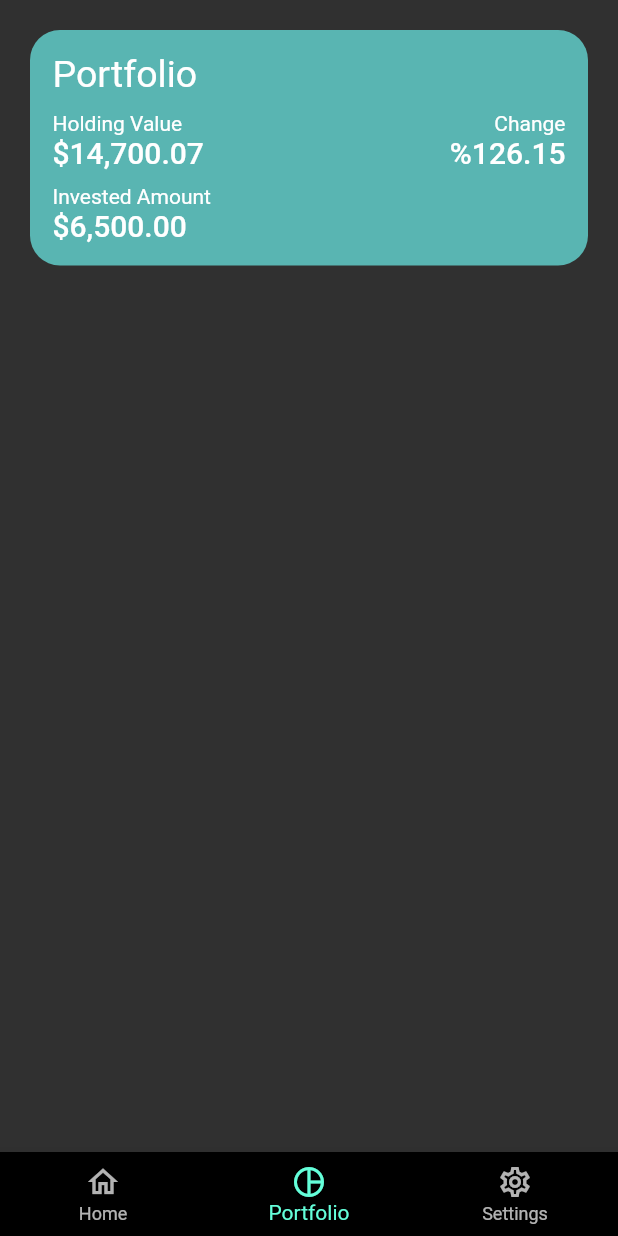
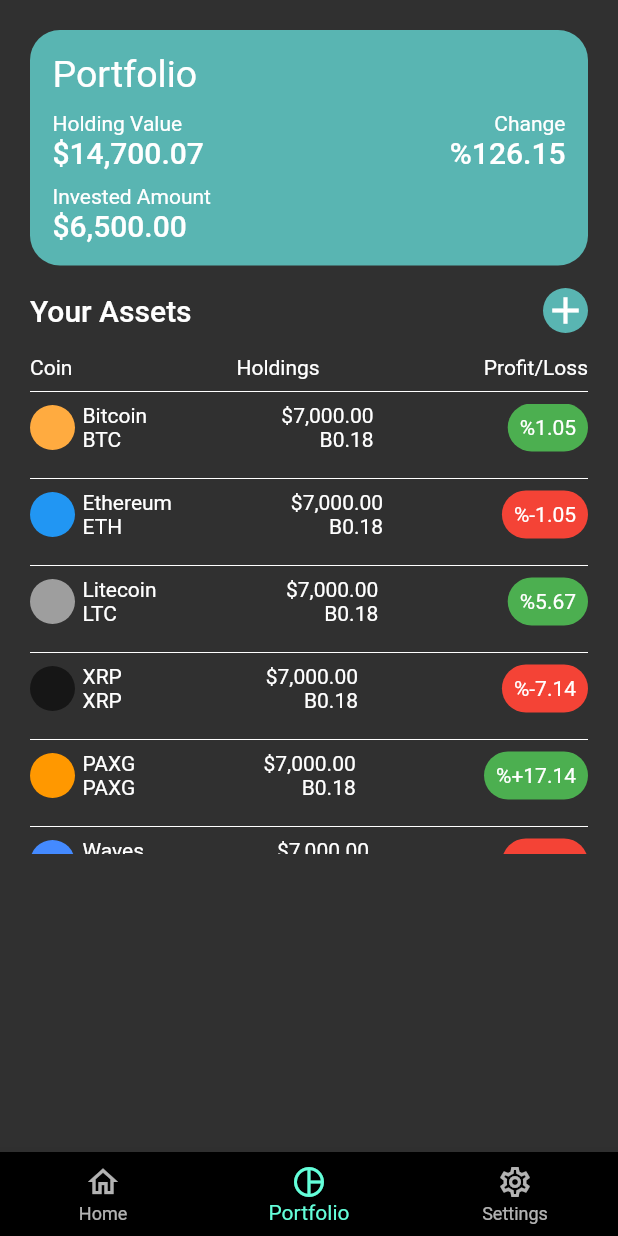
Before and after one commit to Charizard17/bit_holdings_app, a Flutter app: the screen it shows after launch, item 2 of the bottom bar chosen, on a phone screen of 412 x 824 dp. Run offline on Flutter 3.47's test engine with Material 2 defaults, Android fonts, the phone set to English and light mode, and no system bars.

Commit message:
asset_list_tile widget created. portfolio_screen edited

```diff
--- a/lib/screens/portfolio_screen.dart
+++ b/lib/screens/portfolio_screen.dart
@@ -1,4 +1,7 @@
+import 'package:crypto_portfolio_tracker/widgets/asset_list_tile.dart';
 import 'package:flutter/material.dart';
+
+import '../widgets/widgets.dart';
 
 class PortfolioScreen extends StatelessWidget {
   const PortfolioScreen({Key? key}) : super(key: key);
@@ -59,6 +62,92 @@
                   ],
                 ),
               ),
+              SizedBox(height: 15),
+              Row(
+                mainAxisAlignment: MainAxisAlignment.spaceBetween,
+                children: [
+                  Text(
+                    'Your Assets',
+                    style: Theme.of(context).textTheme.headline6,
+                  ),
+                  Container(
+                    decoration: BoxDecoration(
+                      color: Color(0XFF59B5B2),
+                      borderRadius: BorderRadius.circular(50),
+                    ),
+                    child: Icon(
+                      Icons.add,
+                      size: 30,
+                    ),
+                  ),
+                ],
+              ),
+              SizedBox(height: 15),
+              Row(
+                mainAxisAlignment: MainAxisAlignment.spaceBetween,
+                children: [
+                  Text('Coin'),
+                  Text('Holdings'),
+                  Text('Profit/Loss'),
+                ],
+              ),
+              Divider(color: Colors.white),
+              Container(
+                height: 300,
+                child: SingleChildScrollView(
+                  child: Column(
+                    children: [
+                      AssetListTile(
+                        name: 'Bitcoin',
+                        symbol: 'BTC',
+                        iconColor: Colors.orangeAccent,
+                        profitLossPercent: '%1.05',
+                        profitLossColor: Colors.green,
+                      ),
+                      Divider(color: Colors.white),
+                      AssetListTile(
+                        name: 'Ethereum',
+                        symbol: 'ETH',
+                        iconColor: Colors.blue,
+                        profitLossPercent: '%-1.05',
+                        profitLossColor: Colors.red,
+                      ),
+                      Divider(color: Colors.white),
+                      AssetListTile(
+                        name: 'Litecoin',
+                        symbol: 'LTC',
+                        iconColor: Colors.grey,
+                        profitLossPercent: '%5.67',
+                        profitLossColor: Colors.green,
+                      ),
+                      Divider(color: Colors.white),
+                      AssetListTile(
+                        name: 'XRP',
+                        symbol: 'XRP',
+                        iconColor: Colors.black54,
+                        profitLossPercent: '%-7.14',
+                        profitLossColor: Colors.red,
+                      ),
+                      Divider(color: Colors.white),
+                      AssetListTile(
+                        name: 'PAXG',
+                        symbol: 'PAXG',
+                        iconColor: Colors.orange,
+                        profitLossPercent: '%+17.14',
+                        profitLossColor: Colors.green,
+                      ),
+                      Divider(color: Colors.white),
+                      AssetListTile(
+                        name: 'Waves',
+                        symbol: 'Waves',
+                        iconColor: Colors.blueAccent,
+                        profitLossPercent: '%-2.50',
+                        profitLossColor: Colors.red,
+                      ),
+                    ],
+                  ),
+                ),
+              ),
             ],
           ),
         ),
--- /dev/null
+++ b/lib/widgets/asset_list_tile.dart
@@ -0,0 +1,66 @@
+import 'package:flutter/material.dart';
+
+class AssetListTile extends StatelessWidget {
+  final String name;
+  final String symbol;
+  final Color iconColor;
+  final String profitLossPercent;
+  final Color profitLossColor;
+  const AssetListTile({
+    Key? key,
+    required this.name,
+    required this.symbol,
+    required this.iconColor,
+    required this.profitLossPercent,
+    required this.profitLossColor,
+  }) : super(key: key);
+
+  @override
+  Widget build(BuildContext context) {
+    return Container(
+      margin: const EdgeInsets.only(bottom: 10,),
+      child: Row(
+        mainAxisAlignment: MainAxisAlignment.spaceBetween,
+        children: [
+          Container(
+            child: Row(
+              children: [
+                Container(
+                  width: 30,
+                  height: 30,
+                  decoration: BoxDecoration(
+                    color: iconColor,
+                    borderRadius: BorderRadius.circular(50),
+                  ),
+                ),
+                SizedBox(width: 5),
+                Column(
+                  crossAxisAlignment: CrossAxisAlignment.start,
+                  children: [
+                    Text(name),
+                    Text(symbol),
+                  ],
+                ),
+              ],
+            ),
+          ),
+          Column(
+            crossAxisAlignment: CrossAxisAlignment.end,
+            children: [
+              Text('\$7,000.00'),
+              Text('B0.18'),
+            ],
+          ),
+          Container(
+            padding: const EdgeInsets.all(8),
+            decoration: BoxDecoration(
+              color: profitLossColor,
+              borderRadius: BorderRadius.circular(50),
+            ),
+            child: Text(profitLossPercent),
+          ),
+        ],
+      ),
+    );
+  }
+}
--- a/lib/widgets/widgets.dart
+++ b/lib/widgets/widgets.dart
@@ -1 +1,2 @@
 import 'news_card_widget.dart';
+import 'asset_list_tile.dart';
```
